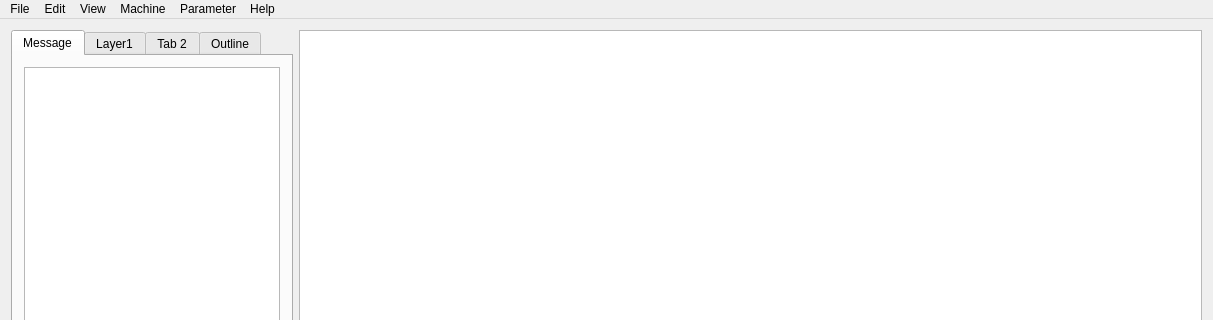
Qt form res/mainwindow.ui (computergeek1507/GerberCAM) before a commit; both pictures show x 0 to 1213 and y 0 to 320 of the 1213 by 825 pixel window.
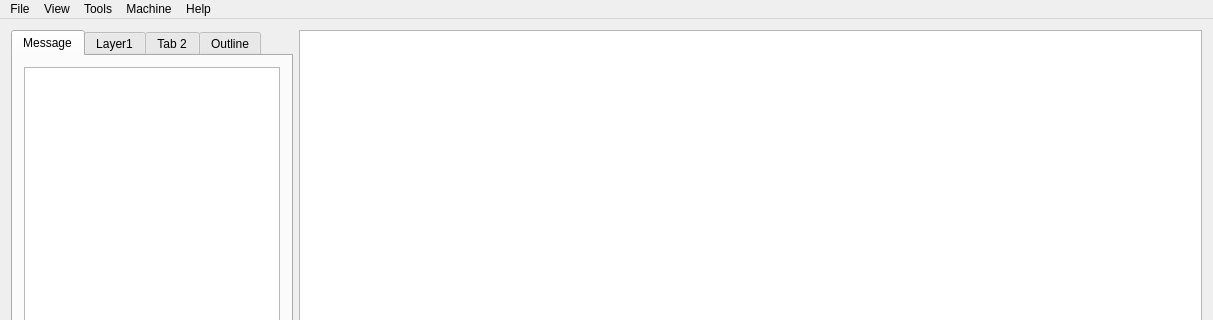
The same form after that commit.

What changed in the file:
```diff
--- a/res/mainwindow.ui
+++ b/res/mainwindow.ui
@@ -107,7 +107,7 @@
    </widget>
    <widget class="QMenu" name="menuEdit">
     <property name="title">
-     <string>Edit</string>
+     <string>Tools</string>
     </property>
     <addaction name="actionFlip_Board"/>
     <addaction name="actionToolpath_generat"/>
@@ -122,12 +122,6 @@
     <addaction name="actionLayer1"/>
     <addaction name="actionLayer2"/>
    </widget>
-   <widget class="QMenu" name="menuParameter">
-    <property name="title">
-     <string>Parameter</string>
-    </property>
-    <addaction name="actionSetting"/>
-   </widget>
    <widget class="QMenu" name="menuHelp">
     <property name="title">
      <string>Help</string>
@@ -144,10 +138,9 @@
      <addaction name="actionExport_Outline"/>
    </widget>
    <addaction name="menuFile"/>
-   <addaction name="menuEdit"/>
    <addaction name="menuView"/>
+   <addaction name="menuEdit"/>
    <addaction name="menuMachine"/>
-   <addaction name="menuParameter"/>
    <addaction name="menuHelp"/>
   </widget>
   <widget class="QStatusBar" name="statusBar"/>
```
Left out of the diff: 6 changed lines with no effect on the pictures.
